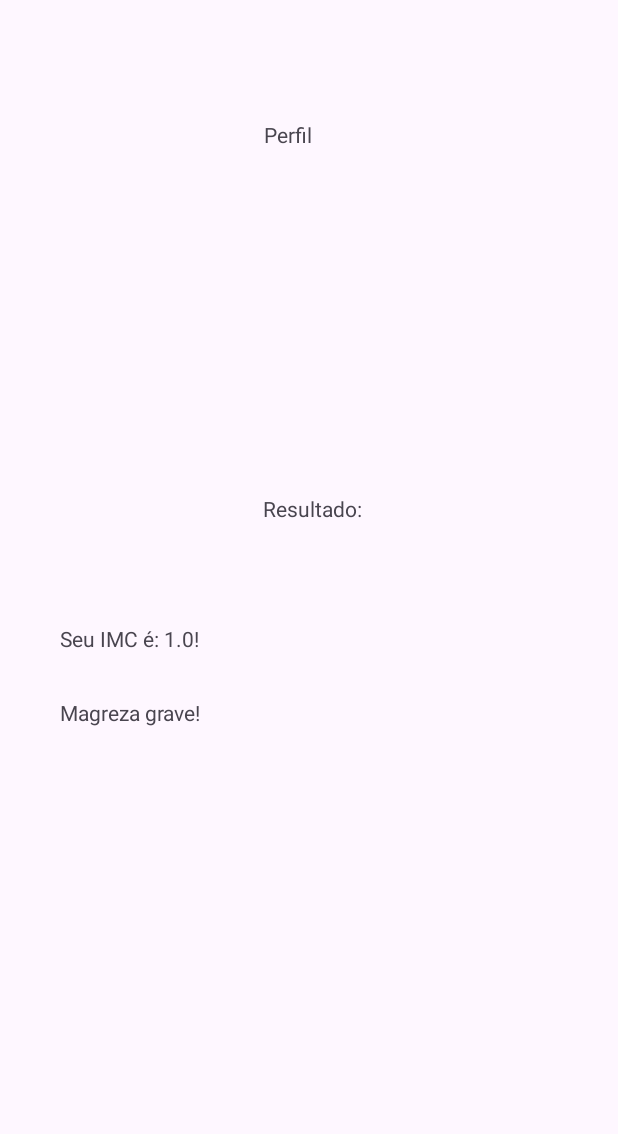
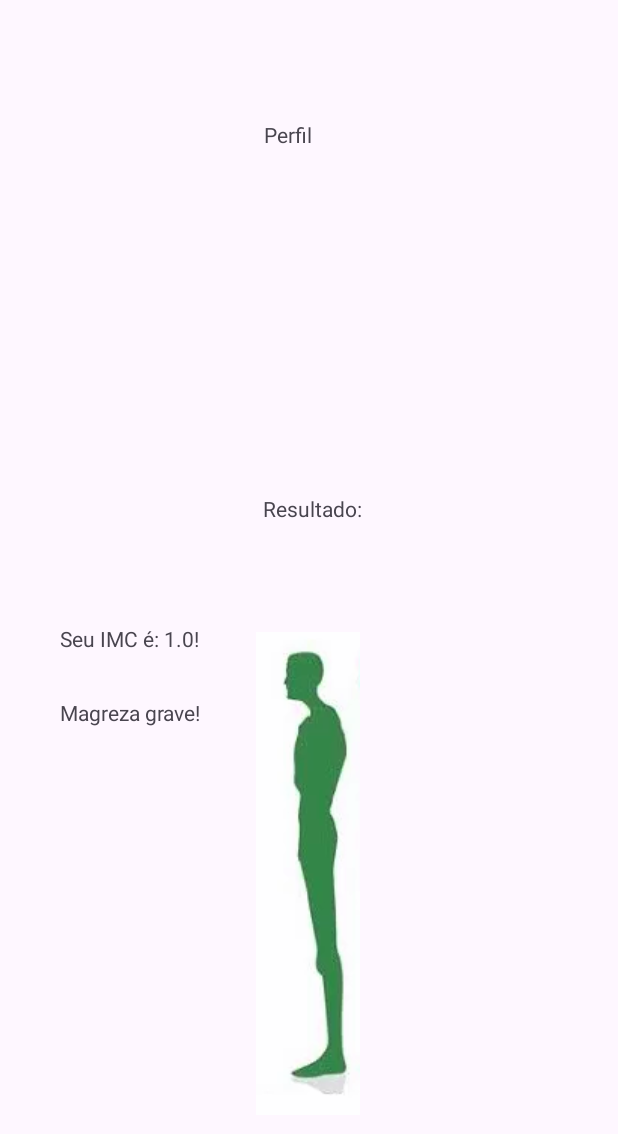
Before and after one commit to Otapyy/PDM, an Android app: the ResultadoActivity screen opened directly, with no data from a screen before it, on a phone screen of 412 x 824 dp. Before the commit the part shown is almost empty. Shown: the top 1134 px of the screen. Run offline under Robolectric (Android 15) with nearby library versions, the phone set to English and light mode, and no system bars.

Commit message:
imc terminado

```diff
--- a/app/src/main/res/layout/activity_resultado.xml
+++ b/app/src/main/res/layout/activity_resultado.xml
@@ -66,4 +66,18 @@
         android:layout_marginTop="465dp"
         app:layout_constraintStart_toStartOf="parent"
         app:layout_constraintTop_toTopOf="parent" />
+
+    <ImageView
+        android:id="@+id/imagemResultado"
+        android:layout_width="wrap_content"
+        android:layout_height="wrap_content"
+        app:layout_constraintBottom_toBottomOf="parent"
+        app:layout_constraintEnd_toEndOf="parent"
+        app:layout_constraintHorizontal_bias="0.498"
+        app:layout_constraintStart_toStartOf="parent"
+        app:layout_constraintTop_toTopOf="parent"
+        app:layout_constraintVertical_bias="0.839"
+        tools:srcCompat="@tools:sample/avatars" />
+
+
 </androidx.constraintlayout.widget.ConstraintLayout>
```
Also changed, not shown: app/src/main/java/com/example/godamn/ResultadoActivity.java (+24 -15 lines), app/src/main/res/drawable/abaixopeso.png (added), app/src/main/res/drawable/normal.png (added), app/src/main/res/drawable/obesidade1.png (added), app/src/main/res/drawable/obesidade2.png (added), app/src/main/res/drawable/obesidade3.png (added), app/src/main/res/drawable/perfil.jpg (added), app/src/main/res/drawable/sobrepeso.png (added).
